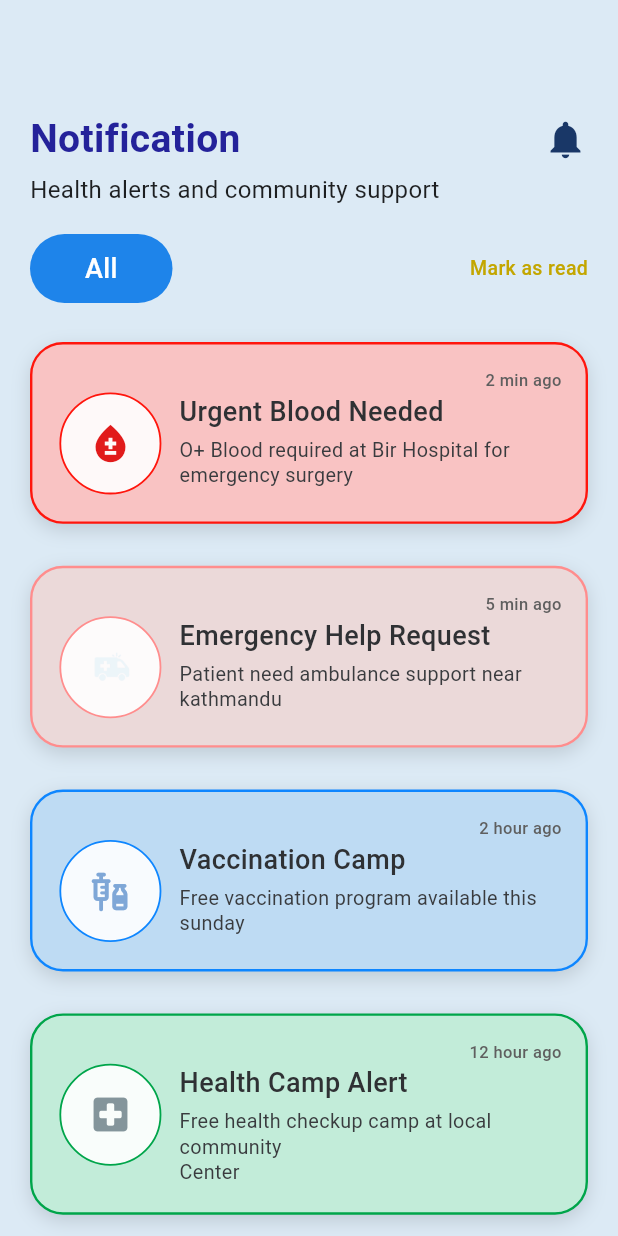
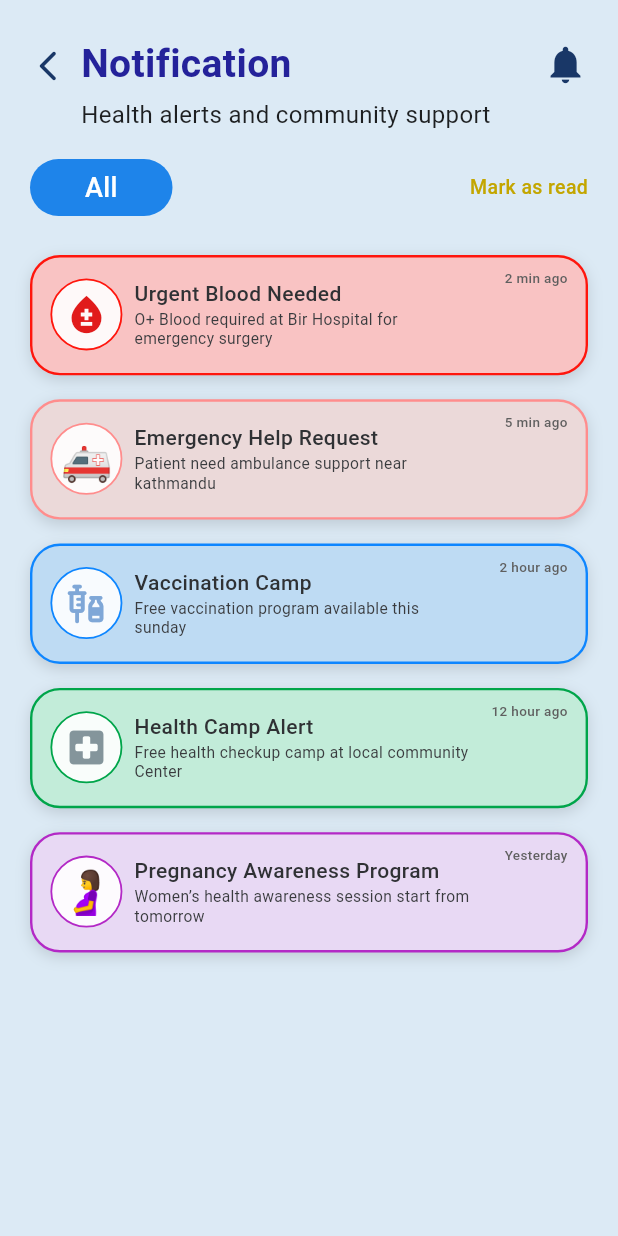
Before and after one commit to aarati123bisankhe/swastha_sathi_frontend, a Flutter app: the NotificationScreen screen opened directly, on a phone screen of 412 x 824 dp. Run offline on Flutter 3.47's test engine with Material 3 defaults, Android fonts, the phone set to English and light mode, and no system bars; our stand-ins replace dio, equatable, flutter_riverpod, flutter_secure_storage, image_picker, pretty_dio_logger and 1 more; missing offline and left inert: dio_smart_retry; accounts and stored records are empty.

Commit message:
add arrow

```diff
--- a/lib/app/features/dashboard/presentation/pages/notification_screen.dart
+++ b/lib/app/features/dashboard/presentation/pages/notification_screen.dart
@@ -12,7 +12,7 @@ class NotificationScreen extends StatelessWidget {
       backgroundColor: const Color(0xFFDCEAF5),
       body: SafeArea(
         child: SingleChildScrollView(
-          padding: const EdgeInsets.fromLTRB(20, 74, 20, 32),
+          padding: const EdgeInsets.fromLTRB(20, 24, 20, 32),
           child: Column(
             crossAxisAlignment: CrossAxisAlignment.start,
             children: const [
@@ -30,16 +30,16 @@ class NotificationScreen extends StatelessWidget {
                 icon: Icons.bloodtype,
                 iconColor: Color(0xFFE11B1B),
               ),
-              SizedBox(height: 28),
+              SizedBox(height: 16),
               _NotificationCard(
                 title: 'Emergency Help Request',
                 subtitle: 'Patient need ambulance support near\nkathmandu',
                 timeLabel: '5 min ago',
                 cardColor: Color(0xFFEBD9D9),
                 borderColor: Color(0xFFFF8D8D),
-                iconAsset: 'assets/images/ambulance_icon.png',
+                emoji: '🚑',
               ),
-              SizedBox(height: 28),
+              SizedBox(height: 16),
               _NotificationCard(
                 title: 'Vaccination Camp',
                 subtitle: 'Free vaccination program available this\nsunday',
@@ -49,7 +49,7 @@ class NotificationScreen extends StatelessWidget {
                 icon: Icons.vaccines_rounded,
                 iconColor: Color(0xFF7FA7D7),
               ),
-              SizedBox(height: 28),
+              SizedBox(height: 16),
               _NotificationCard(
                 title: 'Health Camp Alert',
                 subtitle: 'Free health checkup camp at local community\nCenter',
@@ -59,7 +59,7 @@ class NotificationScreen extends StatelessWidget {
                 icon: Icons.local_hospital_rounded,
                 iconColor: Color(0xFF84959B),
               ),
-              SizedBox(height: 28),
+              SizedBox(height: 16),
               _NotificationCard(
                 title: 'Pregnancy Awareness Program',
                 subtitle:
@@ -84,8 +84,19 @@ class _NotificationHeader extends StatelessWidget {
   Widget build(BuildContext context) {
     return Row(
       crossAxisAlignment: CrossAxisAlignment.start,
-      children: const [
-        Expanded(
+      children: [
+        GestureDetector(
+          onTap: () => Navigator.of(context).pop(),
+          child: const Padding(
+            padding: EdgeInsets.only(top: 8, right: 10),
+            child: Icon(
+              Icons.arrow_back_ios_new_rounded,
+              color: Color(0xFF193767),
+              size: 24,
+            ),
+          ),
+        ),
+        const Expanded(
           child: Column(
             crossAxisAlignment: CrossAxisAlignment.start,
             children: [
@@ -109,7 +120,7 @@ class _NotificationHeader extends StatelessWidget {
             ],
           ),
         ),
-        Padding(
+        const Padding(
           padding: EdgeInsets.only(top: 4),
           child: Icon(Icons.notifications, color: Color(0xFF193767), size: 30),
         ),
@@ -127,7 +138,7 @@ class _NotificationFilterRow extends StatelessWidget {
       children: const [
         SizedBox(
           width: 95,
-          height: 46,
+          height: 38,
           child: DecoratedBox(
             decoration: BoxDecoration(
               color: Color(0xFF1E84EA),
@@ -168,7 +179,6 @@ class _NotificationCard extends StatelessWidget {
     required this.borderColor,
     this.icon,
     this.iconColor,
-    this.iconAsset,
     this.emoji,
   });
 
@@ -179,21 +189,13 @@ class _NotificationCard extends StatelessWidget {
   final Color borderColor;
   final IconData? icon;
   final Color? iconColor;
-  final String? iconAsset;
   final String? emoji;
 
   @override
   Widget build(BuildContext context) {
     Widget avatarChild;
 
-    if (iconAsset != null) {
-      avatarChild = Image.asset(
-        iconAsset!,
-        width: 28,
-        height: 28,
-        fit: BoxFit.contain,
-      );
-    } else if (emoji != null) {
+    if (emoji != null) {
       avatarChild = Text(emoji!, style: const TextStyle(fontSize: 28));
     } else {
       avatarChild = Icon(icon, color: iconColor, size: 30);
@@ -201,16 +203,16 @@ class _NotificationCard extends StatelessWidget {
 
     return Container(
       width: double.infinity,
-      padding: const EdgeInsets.fromLTRB(18, 16, 16, 18),
+      padding: const EdgeInsets.fromLTRB(12, 7, 12, 9),
       decoration: BoxDecoration(
         color: cardColor,
-        borderRadius: BorderRadius.circular(22),
+        borderRadius: BorderRadius.circular(20),
         border: Border.all(color: borderColor, width: 1.6),
         boxShadow: const [
           BoxShadow(
             color: Color(0x22000000),
-            blurRadius: 10,
-            offset: Offset(0, 4),
+            blurRadius: 8,
+            offset: Offset(0, 3),
           ),
         ],
       ),
@@ -221,18 +223,20 @@ class _NotificationCard extends StatelessWidget {
             child: Text(
               timeLabel,
               style: const TextStyle(
-                fontSize: 11,
+                fontSize: 9,
                 color: Color(0xFF5F5F5F),
                 fontWeight: FontWeight.w500,
               ),
             ),
           ),
-          Row(
+          Transform.translate(
+            offset: const Offset(0, -6),
+            child: Row(
               crossAxisAlignment: CrossAxisAlignment.start,
               children: [
                 Container(
-                width: 68,
-                height: 68,
+                  width: 48,
+                  height: 48,
                   decoration: BoxDecoration(
                     color: Colors.white.withValues(alpha: 0.9),
                     shape: BoxShape.circle,
@@ -240,7 +244,7 @@ class _NotificationCard extends StatelessWidget {
                   ),
                   child: Center(child: avatarChild),
                 ),
-              const SizedBox(width: 12),
+                const SizedBox(width: 8),
                 Expanded(
                   child: Column(
                     crossAxisAlignment: CrossAxisAlignment.start,
@@ -248,16 +252,16 @@ class _NotificationCard extends StatelessWidget {
                       Text(
                         title,
                         style: const TextStyle(
-                        fontSize: 18,
+                          fontSize: 14,
                           fontWeight: FontWeight.w500,
                           color: Color(0xFF2F3134),
                         ),
                       ),
-                    const SizedBox(height: 4),
+                      const SizedBox(height: 1),
                       Text(
                         subtitle,
                         style: const TextStyle(
-                        fontSize: 13.2,
+                          fontSize: 10.4,
                           height: 1.25,
                           color: Color(0xFF393B3E),
                         ),
@@ -267,6 +271,7 @@ class _NotificationCard extends StatelessWidget {
                 ),
               ],
             ),
+          ),
         ],
       ),
     );
```
Lines whose indentation alone changed are shown as unchanged.
